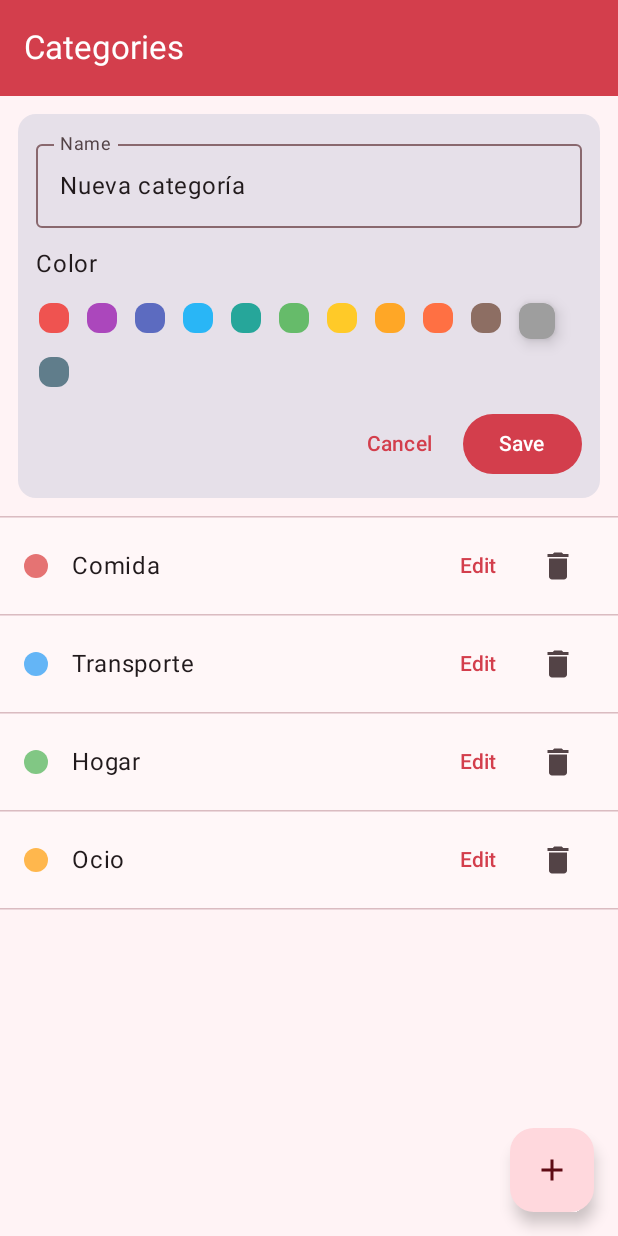
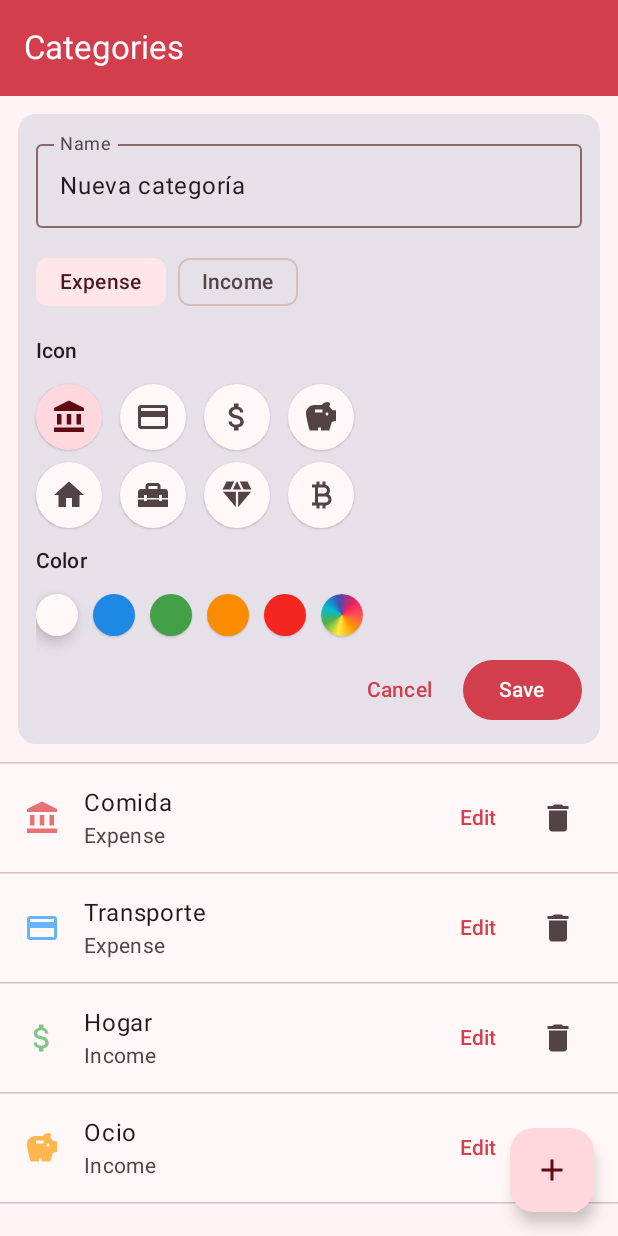
Before and after one commit to WilliHominal/ExpenseTracker, an Android app built with Jetpack Compose: the @Preview function CategoriesScreenPreview_Draft_Light, on a phone screen of 412 x 824 dp. Run offline under Robolectric (Android 15) with nearby library versions, the phone set to English and light mode, and no system bars.

Commit message:
categories icons logic, txtype on categories

```diff
--- /dev/null
+++ b/core/commons/src/main/java/com/warh/commons/color_picker/ColorChooser.kt
@@ -0,0 +1,63 @@
+package com.warh.commons.color_picker
+
+import androidx.compose.foundation.horizontalScroll
+import androidx.compose.foundation.layout.Arrangement
+import androidx.compose.foundation.layout.Row
+import androidx.compose.foundation.rememberScrollState
+import androidx.compose.material3.MaterialTheme
+import androidx.compose.runtime.Composable
+import androidx.compose.runtime.getValue
+import androidx.compose.runtime.mutableStateOf
+import androidx.compose.runtime.remember
+import androidx.compose.runtime.setValue
+import androidx.compose.ui.Alignment
+import androidx.compose.ui.Modifier
+import androidx.compose.ui.graphics.Color
+import androidx.compose.ui.graphics.toArgb
+import androidx.compose.ui.unit.dp
+
+@Composable
+fun ColorChooser(
+    selected: Long?,
+    onChange: (Long?) -> Unit
+) {
+    val presets: List<Long> = listOf(0xFF1E88E5, 0xFF43A047, 0xFFFB8C00, 0xFFFF52520)
+
+    var showPicker by remember { mutableStateOf(false) }
+
+    Row(
+        horizontalArrangement = Arrangement.spacedBy(10.dp),
+        verticalAlignment = Alignment.CenterVertically,
+        modifier = Modifier.horizontalScroll(rememberScrollState())
+    ) {
+        Swatch(
+            color = MaterialTheme.colorScheme.surface,
+            selected = selected == null,
+            onClick = { onChange(null) }
+        )
+
+        presets.forEach { argb ->
+            Swatch(
+                color = Color(argb.toInt()),
+                selected = selected == argb,
+                onClick = { onChange(argb) }
+            )
+        }
+
+        GradientCustomSwatch(
+            selected = selected != null && presets.none { it == selected },
+            onClick = { showPicker = true }
+        )
+    }
+
+    if (showPicker) {
+        RingColorPickerDialog(
+            initial = selected?.let { Color(it.toInt()) } ?: MaterialTheme.colorScheme.primary,
+            onCancel = { showPicker = false },
+            onPick = { c ->
+                onChange(c.toArgb().toLong())
+                showPicker = false
+            }
+        )
+    }
+}
--- a/core/commons/src/main/java/com/warh/commons/ColorPicker.kt
+++ b/core/commons/src/main/java/com/warh/commons/color_picker/ColorPicker.kt
@@ -1,4 +1,4 @@
-package com.warh.commons
+package com.warh.commons.color_picker
 
 import androidx.compose.foundation.Canvas
 import androidx.compose.foundation.gestures.detectDragGestures
@@ -25,6 +25,7 @@ import androidx.compose.ui.platform.LocalDensity
 import androidx.compose.ui.res.stringResource
 import androidx.compose.ui.unit.Dp
 import androidx.compose.ui.unit.dp
+import com.warh.commons.R
 
 @Composable
 fun RingColorPickerDialog(
--- /dev/null
+++ b/core/commons/src/main/java/com/warh/commons/color_picker/Swatch.kt
@@ -0,0 +1,64 @@
+package com.warh.commons.color_picker
+
+import androidx.compose.foundation.background
+import androidx.compose.foundation.layout.Box
+import androidx.compose.foundation.layout.fillMaxSize
+import androidx.compose.foundation.layout.size
+import androidx.compose.foundation.shape.CircleShape
+import androidx.compose.material3.CardDefaults
+import androidx.compose.material3.ElevatedCard
+import androidx.compose.runtime.Composable
+import androidx.compose.runtime.remember
+import androidx.compose.ui.Modifier
+import androidx.compose.ui.graphics.Brush
+import androidx.compose.ui.graphics.Color
+import androidx.compose.ui.unit.dp
+
+@Composable
+fun Swatch(color: Color, selected: Boolean, onClick: () -> Unit) {
+    ElevatedCard(
+        onClick = onClick,
+        shape = CircleShape,
+        modifier = Modifier.size(28.dp),
+        colors = CardDefaults.elevatedCardColors(containerColor = color),
+        elevation = CardDefaults.elevatedCardElevation(defaultElevation = if (selected) 6.dp else 1.dp)
+    ) {}
+}
+
+@Composable
+fun GradientCustomSwatch(
+    selected: Boolean,
+    onClick: () -> Unit,
+    size: Int = 28
+) {
+    val brush = remember {
+        Brush.sweepGradient(
+            listOf(
+                Color(0xFFFF5252),
+                Color(0xFFFF9800),
+                Color(0xFFFFEB3B),
+                Color(0xFF4CAF50),
+                Color(0xFF00BCD4),
+                Color(0xFF3F51B5),
+                Color(0xFFE91E63),
+                Color(0xFFFF5252)
+            )
+        )
+    }
+
+    ElevatedCard(
+        onClick = onClick,
+        shape = CircleShape,
+        modifier = Modifier.size(size.dp),
+        colors = CardDefaults.elevatedCardColors(containerColor = Color.Transparent),
+        elevation = CardDefaults.elevatedCardElevation(
+            defaultElevation = if (selected) 6.dp else 1.dp
+        )
+    ) {
+        Box(
+            Modifier
+                .fillMaxSize()
+                .background(brush, CircleShape)
+        )
+    }
+}
--- a/core/data/src/main/java/com/warh/data/db/AppDatabase.kt
+++ b/core/data/src/main/java/com/warh/data/db/AppDatabase.kt
@@ -46,9 +46,9 @@ fun buildDatabase(context: Context): AppDatabase =
                 db.execSQL("INSERT INTO accounts(id,name,type,currency,balanceMinor,iconIndex,iconColorArgb) VALUES (1,'Efectivo','CASH','ARS',12500,1,null)")
                 db.execSQL("INSERT INTO accounts(id,name,type,currency,balanceMinor,iconIndex,iconColorArgb) VALUES (2,'Banco','BANK','USD',0,2,null)")
 
-                db.execSQL("INSERT INTO categories(id,name,colorArgb) VALUES (1,'Comida',0xFFE57373)")
-                db.execSQL("INSERT INTO categories(id,name,colorArgb) VALUES (2,'Transporte',0xFF64B5F6)")
-                db.execSQL("INSERT INTO categories(id,name,colorArgb) VALUES (3,'Hogar',0xFF81C784)")
+                db.execSQL("INSERT INTO categories(id,name,iconIndex,iconColorArgb,type) VALUES (1,'Comida',2,0xFFE57373,'EXPENSE')")
+                db.execSQL("INSERT INTO categories(id,name,iconIndex,iconColorArgb,type) VALUES (2,'Transporte',3,0xFF64B5F6,'EXPENSE')")
+                db.execSQL("INSERT INTO categories(id,name,iconIndex,iconColorArgb,type) VALUES (3,'Hogar',4,0xFF81C784,'EXPENSE')")
 
                 val now = LocalDateTime.now()
                 val nowStr = now.format(DateTimeFormatter.ISO_LOCAL_DATE_TIME)
--- a/core/data/src/main/java/com/warh/data/entities/CategoryEntity.kt
+++ b/core/data/src/main/java/com/warh/data/entities/CategoryEntity.kt
@@ -7,5 +7,7 @@ import androidx.room.PrimaryKey
 data class CategoryEntity(
     @PrimaryKey val id: Long,
     val name: String,
-    val colorArgb: Long,
+    val iconIndex: Int = 1,
+    val iconColorArgb: Long? = null,
+    val type: String = "EXPENSE"
 )
--- a/core/data/src/main/java/com/warh/data/repositories/BudgetRepositoryImpl.kt
+++ b/core/data/src/main/java/com/warh/data/repositories/BudgetRepositoryImpl.kt
@@ -9,6 +9,7 @@ import com.warh.data.mappers.toEntity
 import com.warh.domain.models.Budget
 import com.warh.domain.models.BudgetProgress
 import com.warh.domain.models.Category
+import com.warh.domain.models.TxType
 import com.warh.domain.repositories.BudgetRepository
 import com.warh.domain.repositories.CategoryRepository
 import java.time.LocalDate
@@ -61,7 +62,7 @@ class BudgetRepositoryImpl(
             val spent = spentMap[b.categoryId] ?: 0L
             val fallbackName = strings[R.string.category_unnamed]
             BudgetProgress(
-                category = cats[b.categoryId] ?: Category(b.categoryId, fallbackName, 0xFF9E9E9EL),
+                category = cats[b.categoryId] ?: Category(b.categoryId, fallbackName, 1, 0xFF9E9E9EL, TxType.EXPENSE),
                 year = year,
                 month = month,
                 limitMinor = b.limitMinor,
--- a/core/data/src/main/java/com/warh/data/repositories/CategoryRepositoryImpl.kt
+++ b/core/data/src/main/java/com/warh/data/repositories/CategoryRepositoryImpl.kt
@@ -10,7 +10,7 @@ class CategoryRepositoryImpl(
     private val db: AppDatabase,
 ) : CategoryRepository {
     override suspend fun all(): List<Category> =
-        db.categoryDao().all().map { Category(it.id, it.name, it.colorArgb) }
+        db.categoryDao().all().map { it.toDomain() }
 
     override suspend fun get(id: Long): Category? =
         db.categoryDao().get(id)?.toDomain()
--- a/core/domain/src/main/java/com/warh/domain/models/Category.kt
+++ b/core/domain/src/main/java/com/warh/domain/models/Category.kt
@@ -3,5 +3,7 @@ package com.warh.domain.models
 data class Category(
     val id: Long,
     val name: String,
-    val colorArgb: Long,
+    val iconIndex: Int = 1,
+    val iconColorArgb: Long? = null,
+    val type: TxType
 )
--- a/core/domain/src/main/java/com/warh/domain/models/TxType.kt
+++ b/core/domain/src/main/java/com/warh/domain/models/TxType.kt
@@ -1,3 +1,3 @@
 package com.warh.domain.models
 
-enum class TxType { INCOME, EXPENSE, TRANSFER }
+enum class TxType { INCOME, EXPENSE }
--- a/feature/categories/src/main/java/com/warh/categories/CategoriesRoute.kt
+++ b/feature/categories/src/main/java/com/warh/categories/CategoriesRoute.kt
@@ -2,8 +2,8 @@ package com.warh.categories
 
 import androidx.compose.foundation.clickable
 import androidx.compose.foundation.layout.Arrangement
+import androidx.compose.foundation.layout.Box
 import androidx.compose.foundation.layout.Column
-import androidx.compose.foundation.layout.FlowRow
 import androidx.compose.foundation.layout.Row
 import androidx.compose.foundation.layout.fillMaxSize
 import androidx.compose.foundation.layout.fillMaxWidth
@@ -11,11 +11,15 @@ import androidx.compose.foundation.layout.padding
 import androidx.compose.foundation.layout.size
 import androidx.compose.foundation.lazy.LazyColumn
 import androidx.compose.foundation.lazy.items
+import androidx.compose.foundation.shape.CircleShape
 import androidx.compose.material.icons.Icons
 import androidx.compose.material.icons.filled.Add
 import androidx.compose.material.icons.filled.Delete
 import androidx.compose.material3.Button
 import androidx.compose.material3.Card
+import androidx.compose.material3.CardDefaults
+import androidx.compose.material3.ElevatedCard
+import androidx.compose.material3.FilterChip
 import androidx.compose.material3.FloatingActionButton
 import androidx.compose.material3.HorizontalDivider
 import androidx.compose.material3.Icon
@@ -26,7 +30,6 @@ import androidx.compose.material3.OutlinedTextField
 import androidx.compose.material3.Scaffold
 import androidx.compose.material3.SnackbarHost
 import androidx.compose.material3.SnackbarHostState
-import androidx.compose.material3.Surface
 import androidx.compose.material3.Text
 import androidx.compose.material3.TextButton
 import androidx.compose.runtime.Composable
@@ -36,15 +39,19 @@ import androidx.compose.runtime.rememberCoroutineScope
 import androidx.compose.ui.Alignment
 import androidx.compose.ui.Modifier
 import androidx.compose.ui.graphics.Color
+import androidx.compose.ui.res.painterResource
 import androidx.compose.ui.res.stringResource
 import androidx.compose.ui.tooling.preview.Preview
 import androidx.compose.ui.unit.dp
 import androidx.lifecycle.compose.collectAsStateWithLifecycle
 import com.warh.commons.TopBarDefault
+import com.warh.commons.color_picker.ColorChooser
 import com.warh.designsystem.ExpenseTheme
 import com.warh.domain.models.Category
+import com.warh.domain.models.TxType
 import kotlinx.coroutines.launch
 import org.koin.androidx.compose.koinViewModel
+import com.warh.commons.R.drawable as CommonDrawables
 
 //TODO: Color + icono como en cuentas
 //TODO: Categorias segun tipo: income/expense
@@ -57,7 +64,9 @@ fun CategoriesRoute(vm: CategoriesViewModel = koinViewModel()) {
         ui = ui,
         onStartAdd = vm::startAdd,
         onName = vm::onName,
-        onColor = vm::onColor,
+        onType = vm::onType,
+        onIconIndex = vm::onIconIndex,
+        onIconColor = vm::onIconColor,
         onCancel = vm::cancel,
         onSave = vm::save,
         onStartEdit = vm::startEdit,
@@ -70,7 +79,9 @@ fun CategoriesScreen(
     ui: CategoriesUiState,
     onStartAdd: () -> Unit,
     onName: (String) -> Unit,
-    onColor: (Long) -> Unit,
+    onType: (TxType) -> Unit,
+    onIconIndex: (Int) -> Unit,
+    onIconColor: (Long?) -> Unit,
     onCancel: () -> Unit,
     onSave: () -> Unit,
     onStartEdit: (Category) -> Unit,
@@ -100,7 +111,9 @@ fun CategoriesScreen(
                 CategoryEditorCard(
                     draft = d,
                     onName = onName,
-                    onColor = onColor,
+                    onType = onType,
+                    onIconIndex = onIconIndex,
+                    onIconColor = onIconColor,
                     onCancel = onCancel,
                     onSave = onSave
                 )
@@ -109,15 +122,29 @@ fun CategoriesScreen(
 
             LazyColumn(Modifier.fillMaxSize()) {
                 items(ui.items, key = { it.id }) { c ->
+                    val iconIds = remember {
+                        listOf(
+                            CommonDrawables.account_icon_1, CommonDrawables.account_icon_2, CommonDrawables.account_icon_3, CommonDrawables.account_icon_4,
+                            CommonDrawables.account_icon_5, CommonDrawables.account_icon_6, CommonDrawables.account_icon_7, CommonDrawables.account_icon_8,
+                        )
+                    }
+                    val idx = (c.iconIndex - 1).coerceIn(0, iconIds.lastIndex)
+                    val tint = c.iconColorArgb?.let { Color(it.toInt()) }
+                        ?: MaterialTheme.colorScheme.onSurfaceVariant
+
                     ListItem(
                         leadingContent = {
-                            Surface(
-                                color = Color(c.colorArgb.toInt()),
-                                shape = MaterialTheme.shapes.small,
-                                modifier = Modifier.size(16.dp)
-                            ) {}
+                            Icon(painterResource(iconIds[idx]), contentDescription = null, tint = tint)
                         },
                         headlineContent = { Text(c.name) },
+                        supportingContent = {
+                            val typeText = when (c.type) {
+                                TxType.EXPENSE -> stringResource(R.string.categories_type_expense)
+                                TxType.INCOME  -> stringResource(R.string.categories_type_income)
+                                else           -> "—"
+                            }
+                            Text(typeText)
+                        },
                         trailingContent = {
                             Row {
                                 TextButton(onClick = { onStartEdit(c) }) {
@@ -129,7 +156,8 @@ fun CategoriesScreen(
                                     }
                                 }) { Icon(Icons.Default.Delete, null) }
                             }
-                        }
+                        },
+                        modifier = Modifier.fillMaxWidth().clickable { onStartEdit(c) }
                     )
                     HorizontalDivider()
                 }
@@ -142,7 +170,9 @@ fun CategoriesScreen(
 private fun CategoryEditorCard(
     draft: CategoryDraft,
     onName: (String) -> Unit,
-    onColor: (Long) -> Unit,
+    onType: (TxType) -> Unit,
+    onIconIndex: (Int) -> Unit,
+    onIconColor: (Long?) -> Unit,
     onCancel: () -> Unit,
     onSave: () -> Unit
 ) {
@@ -157,11 +187,25 @@ private fun CategoryEditorCard(
                 modifier = Modifier.fillMaxWidth()
             )
 
-            Text(stringResource(R.string.categories_color_label))
-            ColorGrid(
-                selected = draft.colorArgb,
-                onSelect = onColor
-            )
+            // Tipo (solo Expense/Income)
+            Row(horizontalArrangement = Arrangement.spacedBy(8.dp)) {
+                FilterChip(
+                    selected = draft.type == TxType.EXPENSE,
+                    onClick = { onType(TxType.EXPENSE) },
+                    label = { Text(stringResource(R.string.categories_type_expense)) }
+                )
+                FilterChip(
+                    selected = draft.type == TxType.INCOME,
+                    onClick = { onType(TxType.INCOME) },
+                    label = { Text(stringResource(R.string.categories_type_income)) }
+                )
+            }
+
+            Text(stringResource(R.string.categories_icon_label), style = MaterialTheme.typography.labelLarge)
+            IconGrid(selected = draft.iconIndex, onSelect = onIconIndex)
+
+            Text(stringResource(R.string.categories_color_label), style = MaterialTheme.typography.labelLarge)
+            ColorChooser(selected = draft.iconColorArgb, onChange = onIconColor)
 
             Row(horizontalArrangement = Arrangement.spacedBy(8.dp), modifier = Modifier.align(Alignment.End)) {
                 TextButton(onClick = onCancel) { Text(stringResource(R.string.categories_cancel_button)) }
@@ -172,25 +216,39 @@ private fun CategoryEditorCard(
 }
 
 @Composable
-private fun ColorGrid(selected: Long, onSelect: (Long) -> Unit) {
-    val colors = listOf(
-        0xFFEF5350, 0xFFAB47BC, 0xFF5C6BC0, 0xFF29B6F6, 0xFF26A69A, 0xFF66BB6A,
-        0xFFFFCA28, 0xFFFFA726, 0xFFFF7043, 0xFF8D6E63, 0xFF9E9E9E, 0xFF607D8B
-    ).map { it or 0xFF000000 }
+private fun IconGrid(selected: Int, onSelect: (Int) -> Unit) {
+    val icons = listOf(
+        CommonDrawables.account_icon_1, CommonDrawables.account_icon_2, CommonDrawables.account_icon_3, CommonDrawables.account_icon_4,
+        CommonDrawables.account_icon_5, CommonDrawables.account_icon_6, CommonDrawables.account_icon_7, CommonDrawables.account_icon_8
+    )
 
-    FlowRow(horizontalArrangement = Arrangement.spacedBy(8.dp), verticalArrangement = Arrangement.spacedBy(8.dp)) {
-        colors.forEach { argb ->
-            val sel = argb == selected
-            Surface(
-                color = Color(argb.toInt()),
-                shape = MaterialTheme.shapes.small,
-                tonalElevation = if (sel) 6.dp else 0.dp,
-                shadowElevation = if (sel) 6.dp else 0.dp,
-                modifier = Modifier
-                    .size(if (sel) 28.dp else 24.dp)
-                    .padding(2.dp)
-                    .clickable { onSelect(argb) }
-            ) {}
+    Column(verticalArrangement = Arrangement.spacedBy(8.dp)) {
+        for (row in 0 until 2) {
+            Row(horizontalArrangement = Arrangement.spacedBy(12.dp)) {
+                for (col in 0 until 4) {
+                    val idx = row * 4 + col
+                    val number = idx + 1
+                    val isSel = number == selected
+                    ElevatedCard(
+                        onClick = { onSelect(number) },
+                        shape = CircleShape,
+                        modifier = Modifier.size(44.dp),
+                        colors = CardDefaults.elevatedCardColors(
+                            containerColor = if (isSel) MaterialTheme.colorScheme.primaryContainer
+                            else MaterialTheme.colorScheme.surface
+                        )
+                    ) {
+                        Box(Modifier.fillMaxSize(), contentAlignment = Alignment.Center) {
+                            Icon(
+                                painter = painterResource(icons[idx]),
+                                contentDescription = null,
+                                tint = if (isSel) MaterialTheme.colorScheme.onPrimaryContainer
+                                else MaterialTheme.colorScheme.onSurfaceVariant
+                            )
+                        }
+                    }
+                }
+            }
         }
     }
 }
@@ -203,7 +261,9 @@ fun CategoriesScreenPreview_List_Light() {
             ui = uiListState(),
             onStartAdd = {},
             onName = {},
-            onColor = {},
+            onType = {},
+            onIconIndex = {},
+            onIconColor = {},
             onCancel = {},
             onSave = {},
             onStartEdit = {},
@@ -220,7 +280,9 @@ fun CategoriesScreenPreview_List_Dark() {
             ui = uiListState(),
             onStartAdd = {},
             onName = {},
-            onColor = {},
+            onType = {},
+            onIconIndex = {},
+            onIconColor = {},
             onCancel = {},
             onSave = {},
             onStartEdit = {},
@@ -237,7 +299,9 @@ fun CategoriesScreenPreview_Draft_Light() {
             ui = uiDraftState(),
             onStartAdd = {},
             onName = {},
-            onColor = {},
+            onType = {},
+            onIconIndex = {},
+            onIconColor = {},
             onCancel = {},
             onSave = {},
             onStartEdit = {},
@@ -254,7 +318,9 @@ fun CategoriesScreenPreview_Draft_Dark() {
             ui = uiDraftState(),
             onStartAdd = {},
             onName = {},
-            onColor = {},
+            onType = {},
+            onIconIndex = {},
+            onIconColor = {},
             onCancel = {},
             onSave = {},
             onStartEdit = {},
@@ -264,10 +330,10 @@ fun CategoriesScreenPreview_Draft_Dark() {
 }
 
 private fun sampleCategories(): List<Category> = listOf(
-    Category(1, "Comida",    0xFFE57373),
-    Category(2, "Transporte",0xFF64B5F6),
-    Category(3, "Hogar",     0xFF81C784),
-    Category(4, "Ocio",      0xFFFFB74D),
+    Category(1, "Comida",    1, 0xFFE57373, TxType.EXPENSE),
+    Category(2, "Transporte",2, 0xFF64B5F6, TxType.EXPENSE),
+    Category(3, "Hogar",     3, 0xFF81C784, TxType.INCOME),
+    Category(4, "Ocio",      4, 0xFFFFB74D, TxType.INCOME),
 )
 
 private fun uiListState() = CategoriesUiState(
@@ -281,7 +347,9 @@ private fun uiDraftState() = CategoriesUiState(
     draft = CategoryDraft(
         id = null,
         name = "Nueva categoría",
-        colorArgb = 0xFF9E9E9E
+        type = TxType.EXPENSE,
+        iconIndex = 1,
+        iconColorArgb = null
     ),
     error = null
 )
--- a/feature/categories/src/main/res/values/strings.xml
+++ b/feature/categories/src/main/res/values/strings.xml
@@ -5,6 +5,12 @@
     <string name="categories_error_name_required">The name is required</string>
     <string name="categories_error_delete_blocked">Cannot delete: it has transactions or budgets.</string>
 
+    <string name="categories_icon_label">Icon</string>
+    <string name="categories_icon_color_label">Color</string>
+    <string name="categories_type_label">Type</string>
+    <string name="categories_type_income">Income</string>
+    <string name="categories_type_expense">Expense</string>
+
     <string name="categories_edit_button">Edit</string>
     <string name="categories_name_label">Name</string>
     <string name="categories_color_label">Color</string>
--- a/feature/transactions/src/main/java/com/warh/transactions/AddEditTransactionScreen.kt
+++ b/feature/transactions/src/main/java/com/warh/transactions/AddEditTransactionScreen.kt
@@ -363,9 +363,9 @@ private fun previewTxEditorUi() = TxEditorUiState(
         Account(2, "Efectivo", AccountType.CASH, "ARS", 0),
     ),
     categories = listOf(
-        Category(1, "Comida",   0xFFE57373L),
-        Category(2, "Transporte", 0xFF64B5F6L),
-        Category(3, "Hogar",    0xFF81C784L),
+        Category(1, "Comida",   1, 0xFFE57373L, TxType.EXPENSE),
+        Category(2, "Transporte", 2, 0xFF64B5F6L, TxType.EXPENSE),
+        Category(3, "Hogar",    3, 0xFF81C784L, TxType.INCOME),
     ),
     merchantSuggestions = listOf("Café Martínez", "Starbucks", "Havanna")
 )
```
Also changed, not shown: core/data/src/main/java/com/warh/data/mappers/Mappers.kt (+28 -4 lines), feature/accounts/src/main/java/com/warh/accounts/AccountsRoute.kt (+5 -99 lines), feature/categories/src/main/java/com/warh/categories/CategoriesViewModel.kt (+35 -6 lines), feature/transactions/src/main/java/com/warh/transactions/TransactionsScreen.kt (+6 -6 lines), 2 other files.
